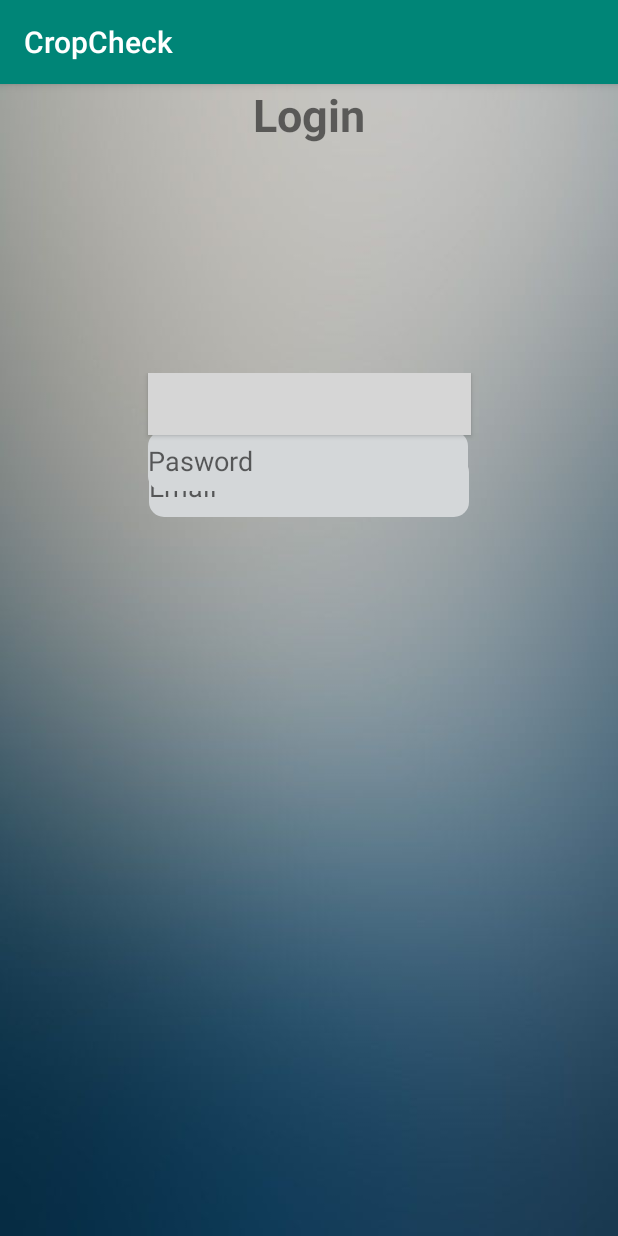
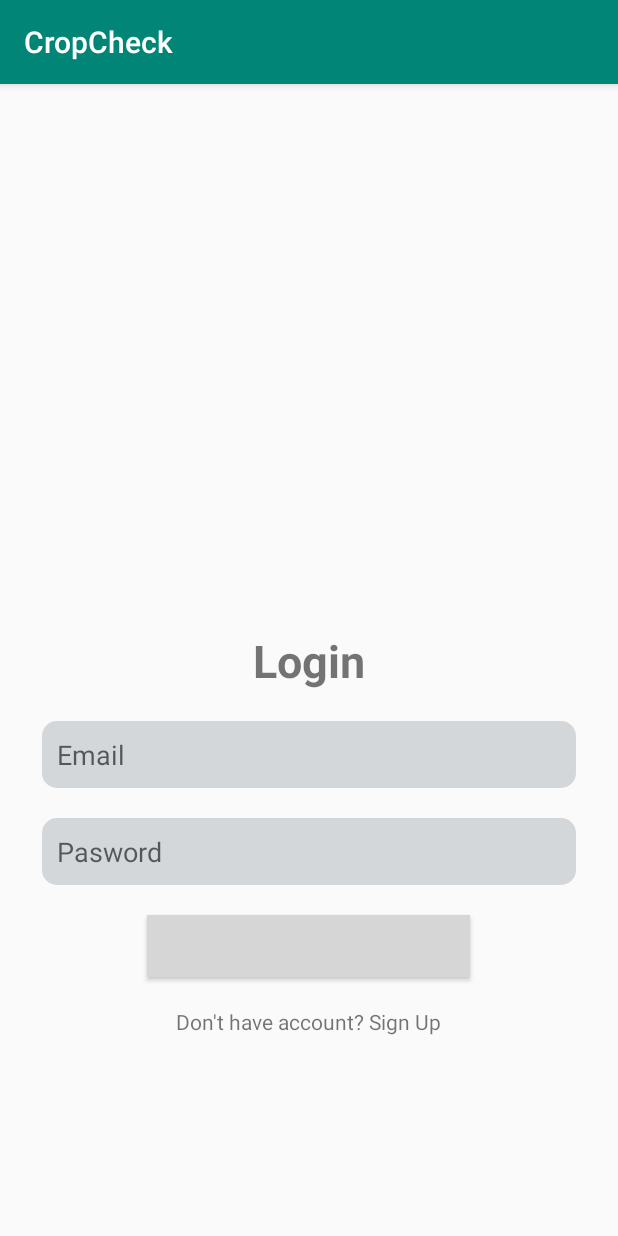
Before and after one commit to Shiezy/CropCheck, an Android app: the LoginActivity screen opened directly, with no data from a screen before it, on a phone screen of 412 x 824 dp. Run offline under Robolectric (Android 15) with nearby library versions, the phone set to English and light mode, and no system bars; grey boxes are pictures that could not be loaded.

Commit message:
login redesign

```diff
--- a/app/src/main/res/drawable/rounded_edit_text.xml
+++ b/app/src/main/res/drawable/rounded_edit_text.xml
@@ -8,4 +8,9 @@
         android:bottomLeftRadius="10dp"
         android:topLeftRadius="10dp"
         android:topRightRadius="10dp"/>
+    <padding
+        android:top="@dimen/ten"
+        android:bottom="@dimen/ten"
+        android:right="@dimen/ten"
+        android:left="@dimen/ten"/>
 </shape>
--- a/app/src/main/res/layout/activity_login.xml
+++ b/app/src/main/res/layout/activity_login.xml
@@ -5,57 +5,75 @@
     android:id="@+id/constraintLayout"
     android:layout_width="match_parent"
     android:layout_height="match_parent"
-    android:background="@drawable/backgrnd"
     tools:context=".LoginActivity">
 
-    <TextView
-        android:id="@+id/textView2"
-        android:layout_width="wrap_content"
+
+    <LinearLayout
+        android:id="@+id/linearLayout"
+        android:layout_width="match_parent"
         android:layout_height="wrap_content"
-        android:autoText="false"
-        android:text="Login"
-        android:textSize="30sp"
-        android:textStyle="bold"
-        app:layout_constraintEnd_toEndOf="parent"
-        app:layout_constraintLeft_toLeftOf="parent"
-        app:layout_constraintRight_toRightOf="parent"
-        app:layout_constraintStart_toStartOf="parent"
-        tools:layout_editor_absoluteY="215dp" />
-
-    <android.support.constraint.ConstraintLayout
-        android:layout_width="388dp"
-        android:layout_height="416dp"
         android:layout_marginStart="8dp"
         android:layout_marginLeft="8dp"
+        android:layout_marginTop="8dp"
         android:layout_marginEnd="8dp"
         android:layout_marginRight="8dp"
         android:layout_marginBottom="8dp"
+        android:gravity="center_horizontal"
+        android:orientation="vertical"
         app:layout_constraintBottom_toBottomOf="parent"
         app:layout_constraintEnd_toEndOf="parent"
+        app:layout_constraintHorizontal_bias="1.0"
         app:layout_constraintStart_toStartOf="parent"
-        app:layout_constraintTop_toBottomOf="@+id/textView2">
+        app:layout_constraintTop_toTopOf="@+id/guideline">
+
+        <TextView
+            android:id="@+id/textView2"
+            android:layout_width="wrap_content"
+            android:layout_height="wrap_content"
+            android:autoText="false"
+            android:text="Login"
+            android:textSize="30sp"
+            android:textStyle="bold"
+            tools:layout_editor_absoluteX="156dp"
+            tools:layout_editor_absoluteY="317dp" />
 
         <EditText
             android:id="@+id/editText5"
-            android:layout_width="wrap_content"
-            android:layout_height="40dp"
-            android:layout_marginTop="56dp"
+            android:layout_width="match_parent"
+            android:layout_height="wrap_content"
+            android:layout_marginLeft="@dimen/twenty"
+            android:layout_marginTop="@dimen/twenty"
+            android:layout_marginRight="@dimen/twenty"
             android:background="@drawable/rounded_edit_text"
             android:ems="10"
             android:hint="Email"
             android:inputType="textEmailAddress"
-            app:layout_constraintEnd_toEndOf="parent"
-            app:layout_constraintStart_toStartOf="parent"
-            app:layout_constraintTop_toTopOf="parent" />
+            tools:layout_editor_absoluteX="87dp"
+            tools:layout_editor_absoluteY="56dp" />
+
+
+        <EditText
+            android:id="@+id/editText8"
+            android:layout_width="match_parent"
+            android:layout_height="wrap_content"
+            android:layout_marginLeft="@dimen/twenty"
+            android:layout_marginTop="@dimen/twenty"
+            android:layout_marginRight="@dimen/twenty"
+            android:background="@drawable/rounded_edit_text"
+            android:ems="10"
+            android:hint="Pasword"
+            android:inputType="textPassword"
+            tools:layout_editor_absoluteX="87dp"
+            tools:layout_editor_absoluteY="113dp" />
 
         <Button
             android:id="@+id/registerbtn"
             style="@style/Widget.AppCompat.Button.Colored"
             android:layout_width="215dp"
             android:layout_height="41dp"
-
             android:layout_marginStart="8dp"
             android:layout_marginLeft="8dp"
+            android:layout_marginTop="@dimen/twenty"
             android:layout_marginEnd="8dp"
             android:layout_marginRight="8dp"
             android:background="@drawable/buttons"
@@ -64,35 +82,34 @@
             app:layout_constraintStart_toStartOf="parent"
             tools:layout_editor_absoluteY="173dp" />
 
-        <EditText
-            android:id="@+id/editText8"
-            android:layout_width="wrap_content"
-            android:layout_height="40dp"
-            android:layout_marginStart="8dp"
-            android:layout_marginLeft="8dp"
-            android:layout_marginTop="8dp"
-            android:layout_marginEnd="8dp"
-            android:layout_marginRight="8dp"
-            android:layout_marginBottom="8dp"
-            android:background="@drawable/rounded_edit_text"
-            android:ems="10"
-            android:hint="Pasword"
-            android:inputType="textPassword"
-            app:layout_constraintBottom_toTopOf="@+id/registerbtn"
-            app:layout_constraintEnd_toEndOf="parent"
-            app:layout_constraintHorizontal_bias="0.496"
-            app:layout_constraintStart_toStartOf="parent"
-            app:layout_constraintTop_toBottomOf="@+id/editText5"
-            app:layout_constraintVertical_bias="0.428" />
-
         <TextView
             android:id="@+id/textView3"
             android:layout_width="wrap_content"
             android:layout_height="wrap_content"
+            android:layout_marginTop="@dimen/twenty"
             android:text="Don't have account? Sign Up"
             app:layout_constraintEnd_toEndOf="parent"
             app:layout_constraintStart_toStartOf="parent"
             tools:layout_editor_absoluteY="297dp" />
-    </android.support.constraint.ConstraintLayout>
+    </LinearLayout>
+
+    <ImageView
+        android:id="@+id/imageView2"
+        android:layout_width="wrap_content"
+        android:layout_height="wrap_content"
+        android:layout_marginTop="8dp"
+        android:layout_marginBottom="8dp"
+        app:layout_constraintBottom_toTopOf="@+id/guideline"
+        app:layout_constraintEnd_toEndOf="parent"
+        app:layout_constraintStart_toStartOf="parent"
+        app:layout_constraintTop_toTopOf="parent"
+        tools:srcCompat="@tools:sample/avatars" />
+
+    <android.support.constraint.Guideline
+        android:id="@+id/guideline"
+        android:layout_width="wrap_content"
+        android:layout_height="wrap_content"
+        android:orientation="horizontal"
+        app:layout_constraintGuide_percent="0.3"/>
 
 </android.support.constraint.ConstraintLayout>
--- /dev/null
+++ b/app/src/main/res/values/dimens.xml
@@ -0,0 +1,6 @@
+<?xml version="1.0" encoding="utf-8"?>
+<resources>
+    <dimen name="twenty">20dp</dimen>
+    <dimen name="ten">10dp</dimen>
+    <dimen name="five">5dp</dimen>
+</resources>
```
Also changed, not shown: app/src/main/java/com/example/cropcheck/MainActivity.java (+12 -0 lines), app/src/main/res/layout/activity_main.xml (+10 -71 lines).
